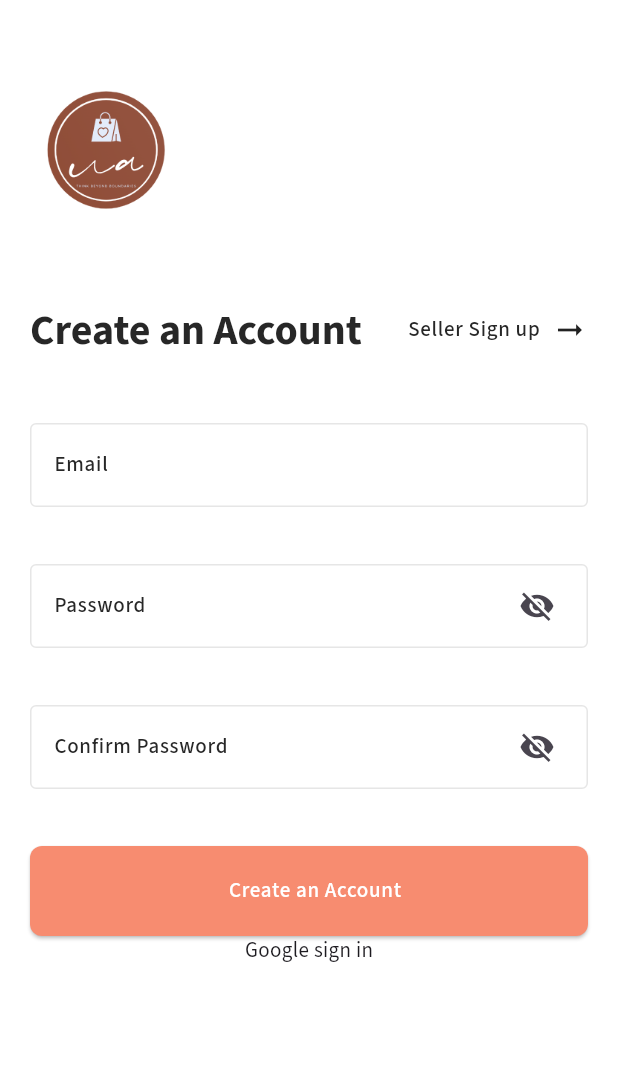
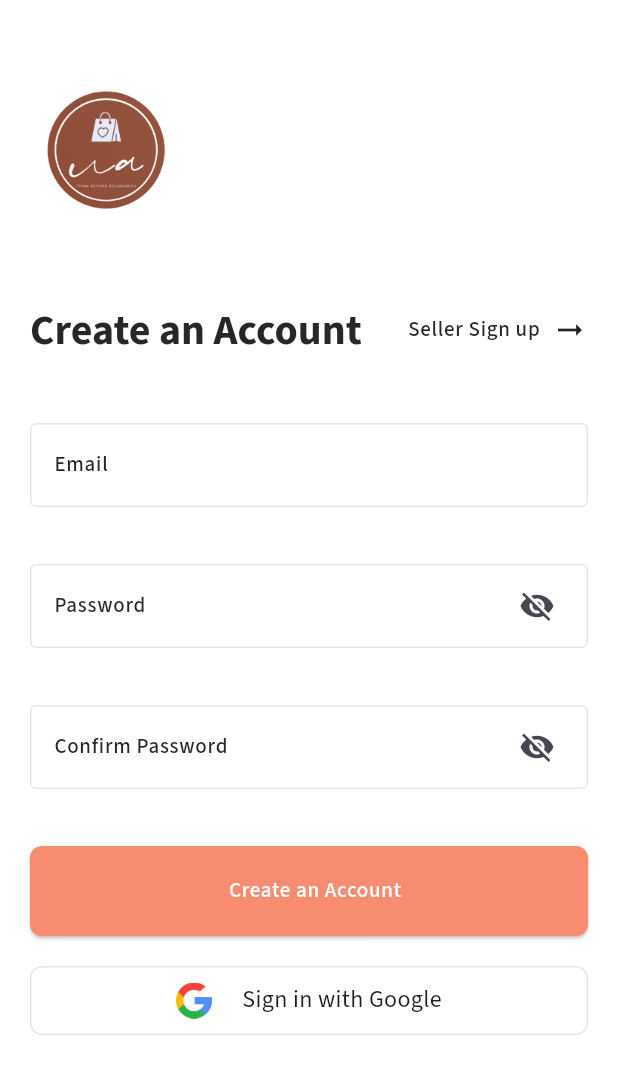
Before and after one commit to umamahacse/ecommerce_FE, a Flutter app: the BuyerRegister screen opened by its route, on a phone screen of 412 x 824 dp. Shown: the top 1074 px of the screen. Run offline on Flutter 3.47's test engine with Material 3 defaults, Android fonts, the phone set to English and light mode, and no system bars; our stand-ins replace dio, firebase_auth, firebase_core, flutter_screenutil, flutter_svg, go_router and 2 more; accounts and stored records are empty; generated files the repository leaves out were written again.

Commit message:
Google sign-in implementation done.

```diff
--- a/lib/features/buyer/authentication/view/register_form.dart
+++ b/lib/features/buyer/authentication/view/register_form.dart
@@ -119,11 +119,30 @@ class RegisterForm extends StatelessWidget {
                         textStyle: FontStyles.labelMedium
                             .copyWith(color: AppColors.white)),
                   ),
+                  const SizedBox(height: 20,),
                   InkWell(
-                      onTap: (){
-                        signInWithGoogle(provider, context);
-                      },
-                      child: const Text('Google sign in'))
+                    onTap: (){
+                      signInWithGoogle(provider, context);
+                    },
+                    child: Container(
+                      decoration: BoxDecoration(
+                        border: Border.all(color: AppColors.inActiveBorder),
+                        borderRadius: BorderRadius.circular(DimenConstant.buttonCornerRadius)
+                      ),
+                      padding: const EdgeInsetsDirectional.only(start: 20,end: 20, top: 10,bottom: 10),
+                      child: Row(
+                        mainAxisAlignment: MainAxisAlignment.center,
+                        children: [
+                          SizedBox(
+                              width: 24,
+                              height: 24,
+                              child: Image.asset('asset/logo/google_logo.png')),
+                          const SizedBox(width: 20,),
+                          const Text('Sign in with Google', style: TextStyle(fontSize: 16),)
+                        ],
+                      ),
+                    ),
+                  )
                 ],
               ),
             )
```
Also changed, not shown: asset/logo/google_logo.png (added).
